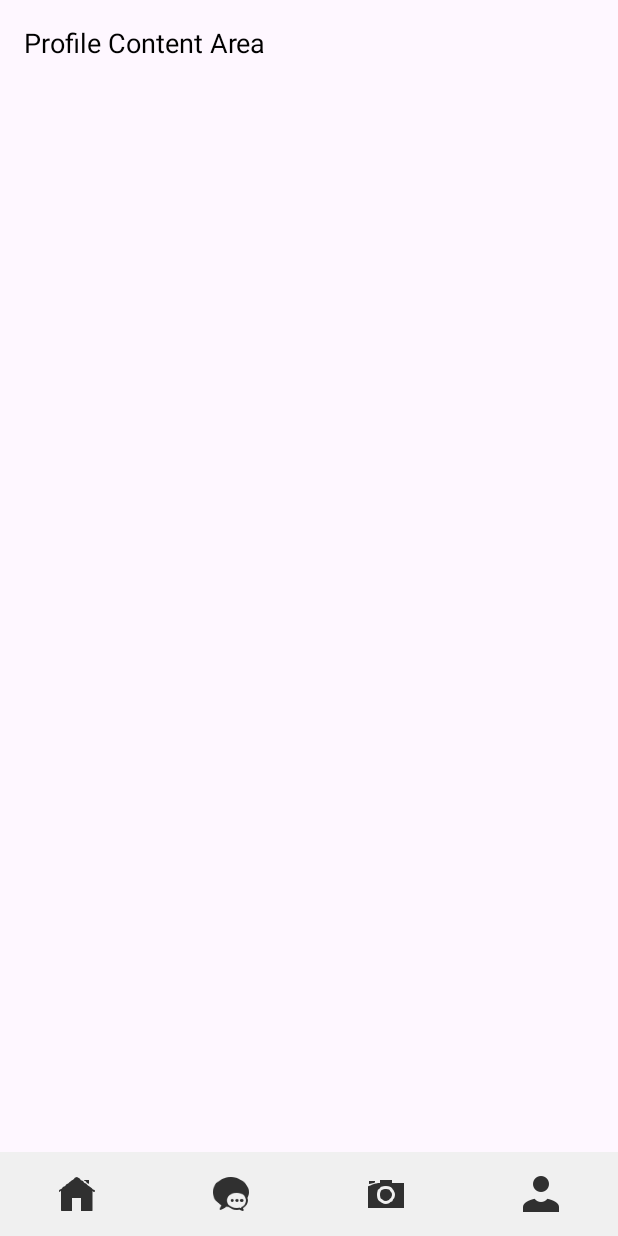
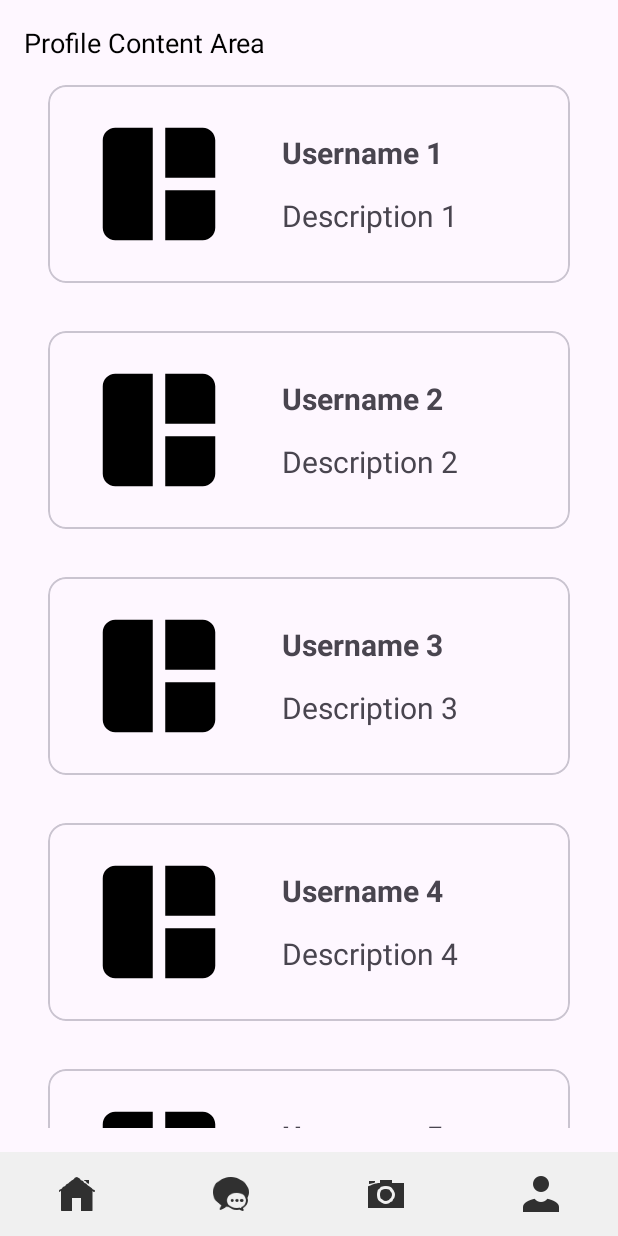
Before and after one commit to shigf1/ClothesShare-main, an Android app: the screen it shows after launch (ProfileActivity), after a tap on "Profile", on a phone screen of 412 x 824 dp. Run offline under Robolectric (Android 15) with nearby library versions, the phone set to English and light mode, and no system bars.

Commit message:
RecyclerView Implementation for Posts
Implemented the Recycler view for posts on both the main home screen as well as the profile screen

```diff
--- a/app/build.gradle.kts
+++ b/app/build.gradle.kts
@@ -52,6 +52,8 @@ dependencies {
     implementation(libs.androidx.activity)
     implementation(libs.androidx.constraintlayout)
     implementation(libs.firebase.database)
+    implementation(libs.androidx.recyclerview)
+    implementation(libs.androidx.lifecycle.viewmodel.ktx)
     testImplementation(libs.junit)
     androidTestImplementation(libs.androidx.junit)
     androidTestImplementation(libs.androidx.espresso.core)
--- a/app/src/main/java/com/example/clothesshare/MainActivity.kt
+++ b/app/src/main/java/com/example/clothesshare/MainActivity.kt
@@ -6,6 +6,8 @@ import androidx.activity.enableEdgeToEdge
 import androidx.appcompat.app.AppCompatActivity
 import androidx.core.view.ViewCompat
 import androidx.core.view.WindowInsetsCompat
+import androidx.recyclerview.widget.LinearLayoutManager
+import androidx.recyclerview.widget.RecyclerView
 import com.example.clothesshare.databinding.ActivityMainBinding
 
 class MainActivity : AppCompatActivity() {
@@ -22,6 +24,20 @@ class MainActivity : AppCompatActivity() {
             v.setPadding(systemBars.left, systemBars.top, systemBars.right, systemBars.bottom)
             insets
         }
+
+        val recyclerview: RecyclerView = findViewById(R.id.recyclerview)
+
+        recyclerview.layoutManager = LinearLayoutManager(this)
+
+        val data = ArrayList<PostItem>()
+
+        for (i in 1..20) {
+            data.add(PostItem(R.drawable.post_mosaic, "Username $i", "Description $i"))
+        }
+
+        val adapter = PostAdapter(data)
+
+        recyclerview.adapter = adapter
 
         // Set click listeners for navigation buttons
         binding.homebutton.setOnClickListener() {
--- /dev/null
+++ b/app/src/main/java/com/example/clothesshare/PostAdapter.kt
@@ -0,0 +1,40 @@
+package com.example.clothesshare
+
+import android.text.Layout
+import android.view.LayoutInflater
+import android.view.View
+import android.view.ViewGroup
+import android.widget.ImageView
+import android.widget.TextView
+import androidx.recyclerview.widget.RecyclerView
+
+class PostAdapter(private val posts: List<PostItem>) :
+RecyclerView.Adapter<PostAdapter.ViewHolder>(){
+
+    override fun onCreateViewHolder(parent: ViewGroup, viewType: Int):
+            ViewHolder {
+        val view = LayoutInflater.from(parent.context)
+            .inflate(R.layout.cv_post_list_design, parent, false)
+
+        return ViewHolder(view)
+    }
+
+    override fun onBindViewHolder(holder: ViewHolder, position: Int) {
+
+        val post = posts[position]
+
+        holder.ivPostImage.setImageResource(post.image)
+
+        holder.tvUsername.text = post.username
+
+        holder.tvDescription.text = post.description
+    }
+
+    override fun getItemCount() = posts.size
+
+    class ViewHolder(view: View) : RecyclerView.ViewHolder(view) {
+        val ivPostImage: ImageView = itemView.findViewById(R.id.post_image)
+        val tvUsername: TextView = itemView.findViewById(R.id.username)
+        val tvDescription: TextView = itemView.findViewById(R.id.post_description)
+    }
+}
--- /dev/null
+++ b/app/src/main/java/com/example/clothesshare/PostItem.kt
@@ -0,0 +1,7 @@
+package com.example.clothesshare
+
+data class PostItem(
+    val image: Int,
+    val username: String,
+    val description: String
+)
--- a/app/src/main/java/com/example/clothesshare/ProfileActivity.kt
+++ b/app/src/main/java/com/example/clothesshare/ProfileActivity.kt
@@ -6,6 +6,8 @@ import androidx.activity.enableEdgeToEdge
 import androidx.appcompat.app.AppCompatActivity
 import androidx.core.view.ViewCompat
 import androidx.core.view.WindowInsetsCompat
+import androidx.recyclerview.widget.LinearLayoutManager
+import androidx.recyclerview.widget.RecyclerView
 import com.example.clothesshare.databinding.ActivityProfileBinding
 
 class ProfileActivity : AppCompatActivity() {
@@ -22,6 +24,20 @@ class ProfileActivity : AppCompatActivity() {
             v.setPadding(systemBars.left, systemBars.top, systemBars.right, systemBars.bottom)
             insets
         }
+
+        val recyclerview: RecyclerView = findViewById(R.id.recyclerview)
+
+        recyclerview.layoutManager = LinearLayoutManager(this)
+
+        val data = ArrayList<PostItem>()
+
+        for (i in 1..20) {
+            data.add(PostItem(R.drawable.post_mosaic, "Username $i", "Description $i"))
+        }
+
+        val adapter = PostAdapter(data)
+
+        recyclerview.adapter = adapter
 
         // Set click listeners for navigation buttons
         binding.homebutton.setOnClickListener() {
--- /dev/null
+++ b/app/src/main/res/drawable/post_mosaic.xml
@@ -0,0 +1,5 @@
+<vector xmlns:android="http://schemas.android.com/apk/res/android" android:height="24dp" android:tint="#000000" android:viewportHeight="24" android:viewportWidth="24" android:width="24dp">
+
+    <path android:fillColor="@android:color/white" android:pathData="M3,5v14c0,1.1 0.89,2 2,2h6L11,3L5,3c-1.11,0 -2,0.9 -2,2zM19,3h-6v8h8L21,5c0,-1.1 -0.9,-2 -2,-2zM13,21h6c1.1,0 2,-0.9 2,-2v-6h-8v8z"/>
+
+</vector>
--- a/app/src/main/res/layout/activity_main.xml
+++ b/app/src/main/res/layout/activity_main.xml
@@ -1,9 +1,11 @@
 <LinearLayout xmlns:android="http://schemas.android.com/apk/res/android"
     xmlns:tools="http://schemas.android.com/tools"
+    xmlns:app="http://schemas.android.com/apk/res-auto"
     android:id="@+id/main"
     android:layout_width="match_parent"
     android:layout_height="match_parent"
-    android:orientation="vertical">
+    android:orientation="vertical"
+    tools:context=".MainActivity">
 
     <!-- Main Content Area -->
     <LinearLayout
@@ -20,6 +22,18 @@
             android:text="Main Content Area"
             android:textSize="18sp"
             android:textColor="#000000" />
+
+        <androidx.recyclerview.widget.RecyclerView
+            android:id="@+id/recyclerview"
+            android:layout_width="match_parent"
+            android:layout_height="wrap_content"
+            tools:listitem="@layout/cv_post_list_design"
+            app:layout_constraintBottom_toBottomOf="parent"
+            app:layout_constraintEnd_toEndOf="parent"
+            app:layout_constraintStart_toStartOf="parent"
+            app:layout_constraintTop_toTopOf="parent">
+        </androidx.recyclerview.widget.RecyclerView>
+
     </LinearLayout>
 
     <!-- Bottom Bar -->
--- a/app/src/main/res/layout/activity_profile.xml
+++ b/app/src/main/res/layout/activity_profile.xml
@@ -1,5 +1,6 @@
 <LinearLayout xmlns:android="http://schemas.android.com/apk/res/android"
     xmlns:tools="http://schemas.android.com/tools"
+    xmlns:app="http://schemas.android.com/apk/res-auto"
     android:id="@+id/profile"
     android:layout_width="match_parent"
     android:layout_height="match_parent"
@@ -20,6 +21,18 @@
             android:text="Profile Content Area"
             android:textSize="18sp"
             android:textColor="#000000" />
+
+        <androidx.recyclerview.widget.RecyclerView
+            android:id="@+id/recyclerview"
+            android:layout_width="match_parent"
+            android:layout_height="wrap_content"
+            tools:listitem="@layout/cv_post_list_design"
+            app:layout_constraintBottom_toBottomOf="parent"
+            app:layout_constraintEnd_toEndOf="parent"
+            app:layout_constraintStart_toStartOf="parent"
+            app:layout_constraintTop_toTopOf="parent">
+        </androidx.recyclerview.widget.RecyclerView>
+
     </LinearLayout>
 
     <!-- Bottom Bar -->
--- /dev/null
+++ b/app/src/main/res/layout/cv_post_list_design.xml
@@ -0,0 +1,58 @@
+<?xml version="1.0" encoding="utf-8"?>
+<com.google.android.material.card.MaterialCardView
+    xmlns:android="http://schemas.android.com/apk/res/android"
+    xmlns:app="http://schemas.android.com/apk/res-auto"
+    xmlns:tools="http://schemas.android.com/tools"
+    android:layout_width="match_parent"
+    android:layout_height="wrap_content"
+    android:layout_margin="16dp">
+
+    <androidx.constraintlayout.widget.ConstraintLayout
+        android:layout_width="match_parent"
+        android:layout_height="wrap_content"
+        android:orientation="horizontal"
+        android:padding="8dp">
+
+        <ImageView
+            android:id="@+id/post_image"
+            android:layout_width="100dp"
+            android:layout_height="100dp"
+            android:layout_marginStart="16dp"
+            android:layout_marginTop="8dp"
+            android:layout_marginBottom="8dp"
+            android:contentDescription="TODO"
+            android:src="@drawable/post_mosaic"
+            app:layout_constraintBottom_toBottomOf="parent"
+            app:layout_constraintStart_toStartOf="parent"
+            app:layout_constraintTop_toTopOf="parent"/>
+
+        <TextView
+            android:id="@+id/username"
+            android:layout_width="wrap_content"
+            android:layout_height="wrap_content"
+            android:layout_marginStart="32dp"
+            android:text="Username"
+            android:textSize="20sp"
+            android:textStyle="bold"
+            app:layout_constraintBottom_toTopOf="@+id/post_description"
+            app:layout_constraintEnd_toEndOf="parent"
+            app:layout_constraintHorizontal_bias="0.0"
+            app:layout_constraintStart_toEndOf="@+id/post_image"
+            app:layout_constraintTop_toTopOf="@+id/post_image"/>
+
+        <TextView
+            android:id="@+id/post_description"
+            android:layout_width="wrap_content"
+            android:layout_height="wrap_content"
+            android:layout_marginStart="32dp"
+            android:text="Description"
+            android:textSize="20sp"
+            app:layout_constraintBottom_toBottomOf="@+id/post_image"
+            app:layout_constraintEnd_toEndOf="parent"
+            app:layout_constraintHorizontal_bias="0.0"
+            app:layout_constraintStart_toEndOf="@+id/post_image"
+            app:layout_constraintTop_toBottomOf="@+id/username"/>
+
+    </androidx.constraintlayout.widget.ConstraintLayout>
+
+</com.google.android.material.card.MaterialCardView>
--- a/gradle/libs.versions.toml
+++ b/gradle/libs.versions.toml
@@ -1,19 +1,25 @@
 [versions]
 agp = "8.8.0"
+fragmentKtx = "1.8.6"
 kotlin = "1.9.24"
 coreKtx = "1.15.0"
 junit = "4.13.2"
 junitVersion = "1.2.1"
 espressoCore = "3.6.1"
 appcompat = "1.7.0"
+lifecycleViewmodelKtx = "2.8.7"
 material = "1.12.0"
 activity = "1.10.0"
 constraintlayout = "2.2.0"
 googleGmsGoogleServices = "4.4.2"
 firebaseDatabase = "21.0.0"
+recyclerview = "1.4.0"
 
 [libraries]
 androidx-core-ktx = { group = "androidx.core", name = "core-ktx", version.ref = "coreKtx" }
+androidx-fragment-ktx = { module = "androidx.fragment:fragment-ktx", version.ref = "fragmentKtx" }
+androidx-lifecycle-viewmodel-ktx = { module = "androidx.lifecycle:lifecycle-viewmodel-ktx", version.ref = "lifecycleViewmodelKtx" }
+androidx-recyclerview = { module = "androidx.recyclerview:recyclerview", version.ref = "recyclerview" }
 junit = { group = "junit", name = "junit", version.ref = "junit" }
 androidx-junit = { group = "androidx.test.ext", name = "junit", version.ref = "junitVersion" }
 androidx-espresso-core = { group = "androidx.test.espresso", name = "espresso-core", version.ref = "espressoCore" }
```
